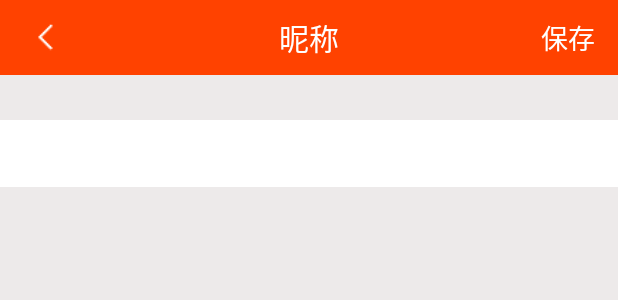
After one commit to SJ-Z/easywu_android, an Android app: the layout activity_edit_nick.xml on its own in the app's theme, with its tools: preview values and no code run, on a phone screen of 412 x 824 dp. The commit adds this screen. Shown: the top 300 px of the screen. Run offline under Robolectric (Android 15) with nearby library versions, the phone set to English and light mode, and no system bars; Roboto replaces fonts that are not available here.

Commit message:
修改昵称功能实现，测试通过

```diff
--- a/app/src/main/AndroidManifest.xml
+++ b/app/src/main/AndroidManifest.xml
@@ -26,7 +26,8 @@
         <activity android:name=".app.CheckVerifyCodeActivity" />
         <activity android:name=".app.ResetPwdActivity" />
         <activity android:name=".user.activity.EditUserInfoActivity" />
-        <activity android:name=".user.activity.EditPwdActivity"></activity>
+        <activity android:name=".user.activity.EditPwdActivity" />
+        <activity android:name=".user.activity.EditNickActivity"></activity>
     </application>
 
 </manifest>
--- a/app/src/main/java/com/cose/easywu/utils/Constant.java
+++ b/app/src/main/java/com/cose/easywu/utils/Constant.java
@@ -11,5 +11,6 @@ public class Constant {
     public static String PERSONAL_CENTER_URL = BASE_URL + "/user/personalCenter"; // 个人中心
     public static String EDITPWD_URL = BASE_URL + "/user/editPwd"; // 修改密码
     public static String EDITSEX_URL = BASE_URL + "/user/editSex"; // 修改性别
+    public static String EDITNICK_URL = BASE_URL + "/user/editNick"; // 修改昵称
 
 }
--- /dev/null
+++ b/app/src/main/res/layout/activity_edit_nick.xml
@@ -0,0 +1,63 @@
+<?xml version="1.0" encoding="utf-8"?>
+<LinearLayout xmlns:android="http://schemas.android.com/apk/res/android"
+    android:layout_width="match_parent"
+    android:layout_height="match_parent"
+    android:orientation="vertical"
+    android:background="@color/colorCut">
+
+    <RelativeLayout
+        android:layout_width="match_parent"
+        android:layout_height="50dp"
+        android:background="@color/colorLoginButton">
+        <ImageView
+            android:id="@+id/iv_editNick_back"
+            android:layout_width="30dp"
+            android:layout_height="30dp"
+            android:src="@drawable/ic_arrow_left"
+            android:layout_centerVertical="true"
+            android:layout_marginLeft="15dp" />
+        <TextView
+            android:layout_width="wrap_content"
+            android:layout_height="match_parent"
+            android:layout_centerInParent="true"
+            android:gravity="center_vertical"
+            android:text="昵称"
+            android:textSize="20sp"
+            android:textColor="@android:color/white"/>
+        <TextView
+            android:id="@+id/tv_editNick_save"
+            android:layout_width="wrap_content"
+            android:layout_height="wrap_content"
+            android:layout_centerVertical="true"
+            android:layout_marginRight="15dp"
+            android:layout_alignParentRight="true"
+            android:text="保存"
+            android:textColor="@android:color/white"
+            android:textSize="18sp"/>
+    </RelativeLayout>
+
+    <LinearLayout
+        android:layout_width="match_parent"
+        android:layout_height="wrap_content"
+        android:layout_marginTop="30dp"
+        android:background="@android:color/white">
+        <EditText
+            android:id="@+id/et_editNick_nick"
+            android:layout_width="0dp"
+            android:layout_height="wrap_content"
+            android:layout_weight="1"
+            android:background="@android:color/white"
+            android:textSize="18sp"
+            android:padding="10dp"/>
+        <ImageView
+            android:id="@+id/iv_editNick_clear"
+            android:layout_width="wrap_content"
+            android:layout_height="wrap_content"
+            android:layout_gravity="center"
+            android:layout_marginRight="20dp"
+            android:layout_marginLeft="20dp"
+            android:src="@drawable/ic_delete"
+            android:visibility="invisible" />
+    </LinearLayout>
+
+</LinearLayout>
```
Also changed, not shown: app/src/main/java/com/cose/easywu/user/activity/EditNickActivity.java (added, +165 -0 lines), app/src/main/java/com/cose/easywu/user/activity/EditUserInfoActivity.java (+14 -2 lines), app/src/main/res/drawable/bg_editnick_dialog.xml (added, +8 -0 lines).
